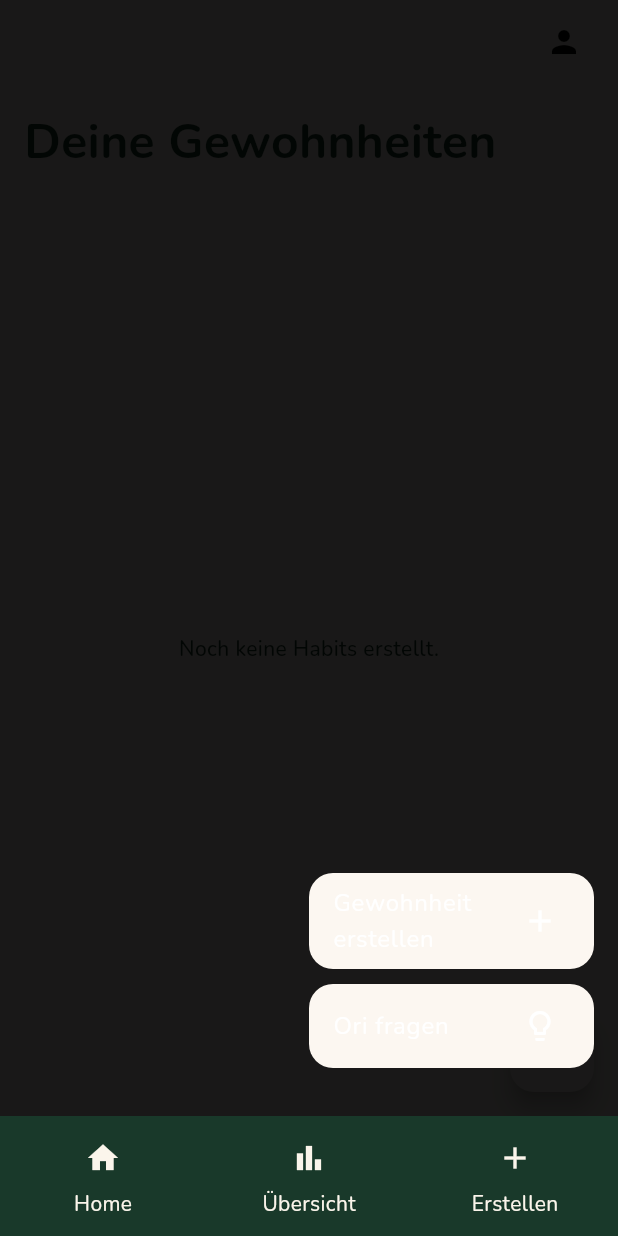
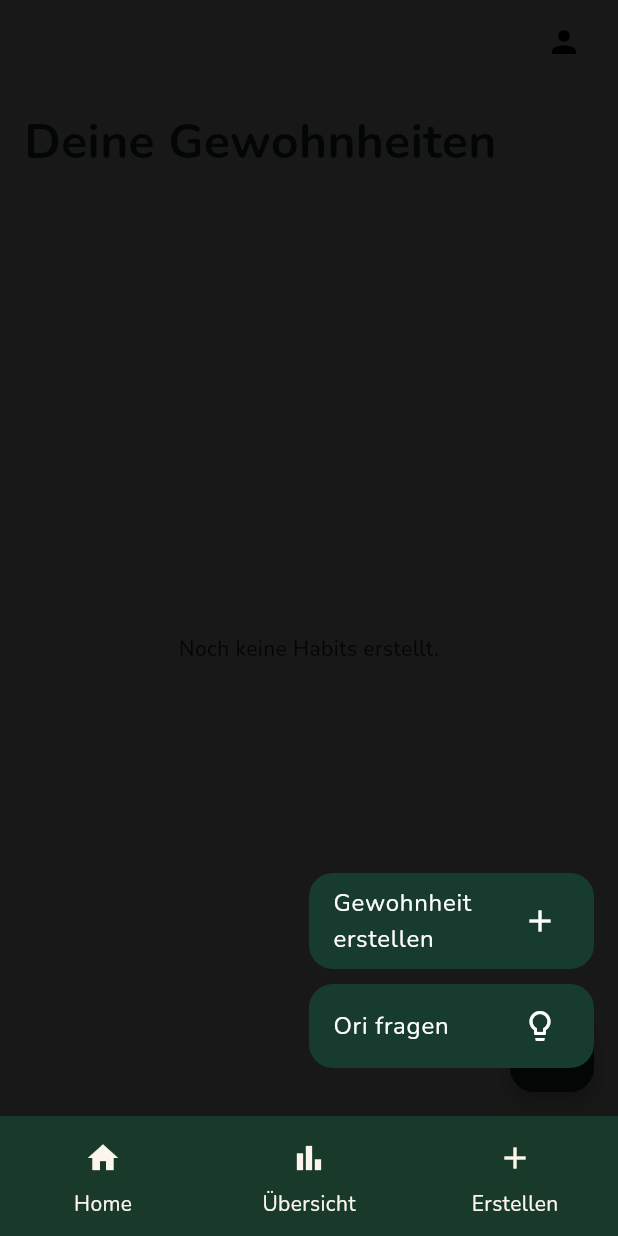
Before and after one commit to batooch/HabitO, a Flutter app: the HomeScreenWithHabits screen opened by its route, after a tap on the "add" icon, on a phone screen of 412 x 824 dp. Run offline on Flutter 3.47's test engine with Material 3 defaults, Android fonts, the phone set to English and light mode, and no system bars; our stand-ins replace cloud_firestore, firebase_auth, firebase_core, flutter_bloc, get, go_router and 2 more; accounts and stored records are empty.

```diff
--- a/lib/constants/app_texts.dart
+++ b/lib/constants/app_texts.dart
@@ -81,4 +81,7 @@ class AppTexts {
       'Hier wächst bals dein neues Ich.\nWir arbeiten daran.';
   static const habitOverviewText2 =
       'Du wirst hier bald sehen, wie regelmäßig du deine Gewohnheiten verfolgst – Tag für Tag.';
+
+  static const myProfile =
+      'Hier kannst du bald deine persönlichen Daten einsehen.\nWir arbeiten daran.';
 }
--- a/lib/router/app_router.dart
+++ b/lib/router/app_router.dart
@@ -2,6 +2,7 @@ import 'package:go_router/go_router.dart';
 import 'package:habito/views/login.dart';
 import 'package:habito/views/intro.dart';
 import 'package:habito/views/habit_overview.dart';
+import 'package:habito/views/my_profile.dart';
 import 'package:habito/views/ori_chat.dart';
 import 'package:habito/views/register.dart';
 import 'package:habito/views/create_habit.dart';
@@ -50,6 +51,11 @@ final GoRouter appRouter = GoRouter(
           name: 'statistic',
           builder: (context, state) => const HabitOverviewPlaceholder(),
         ),
+        GoRoute(
+          path: '/myprofile',
+          name: 'myprofile',
+          builder: (context, state) => const MyProfile(),
+        ),
       ],
     ),
   ],
--- a/lib/widgets/custom_fab.dart
+++ b/lib/widgets/custom_fab.dart
@@ -9,7 +9,7 @@ class CustomFAB extends StatelessWidget {
   @override
   Widget build(BuildContext context) {
     return FloatingActionButton(
-      backgroundColor: AppColors.background,
+      backgroundColor: const Color(0xFF123D2B),
       child: const Icon(Icons.add, color: AppColors.white),
       onPressed: () {
         showModalBottomSheet(
@@ -35,7 +35,7 @@ class CustomFAB extends StatelessWidget {
                       children: [
                         Container(
                           decoration: BoxDecoration(
-                            color: AppColors.background,
+                            color: const Color(0xFF173B2F),
                             borderRadius: BorderRadius.circular(16),
                           ),
                           child: ListTile(
@@ -55,7 +55,7 @@ class CustomFAB extends StatelessWidget {
                         const SizedBox(height: 10),
                         Container(
                           decoration: BoxDecoration(
-                            color: (AppColors.background),
+                            color: const Color(0xFF173B2F),
                             borderRadius: BorderRadius.circular(16),
                           ),
                           child: ListTile(
--- a/lib/widgets/user_menu.dart
+++ b/lib/widgets/user_menu.dart
@@ -1,5 +1,6 @@
 import 'package:flutter/material.dart';
 import 'package:flutter_bloc/flutter_bloc.dart';
+import 'package:go_router/go_router.dart';
 import 'package:habito/bloc/user/user_bloc.dart';
 import 'package:habito/bloc/user/user_state.dart';
 import 'package:habito/constants/app_colors.dart';
@@ -37,7 +38,9 @@ class UserMenu extends StatelessWidget {
 
                         const SizedBox(height: 4),
                         TextButton(
-                          onPressed: () {},
+                          onPressed: () {
+                            context.goNamed('myprofile');
+                          },
                           child: Text(
                             AppTexts.userMenuProfile,
                             style: AppTextStyles.bodyMedium,
```
Also changed, not shown: lib/views/home.dart (+9 -0 lines), lib/views/my_profile.dart (added, +39 -0 lines), lib/widgets/habit_time_section.dart (+6 -4 lines), 1 other file.
